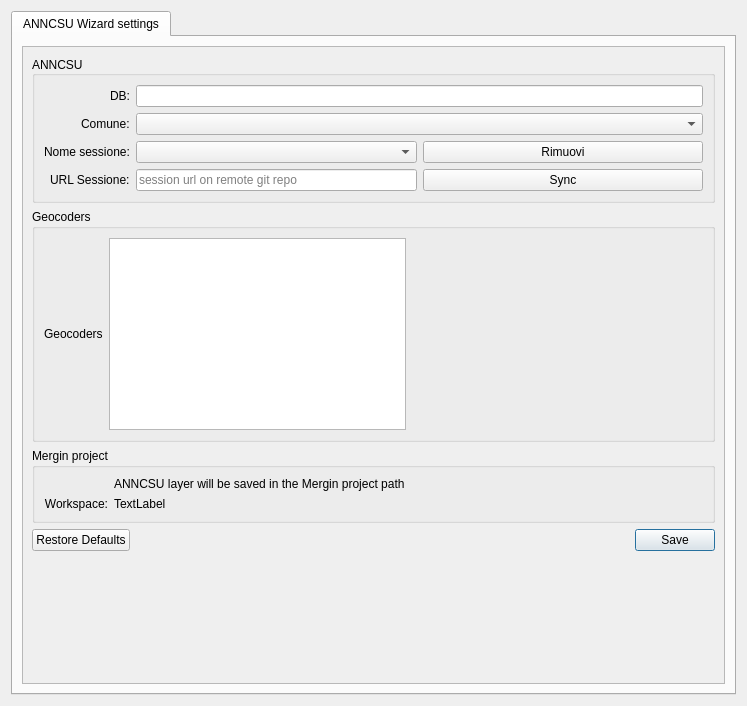
anncsu-open/anncsu-manager, file qgisplugin/anncsu_manager/resources/ui/wizard_settings.ui: the form before one commit.
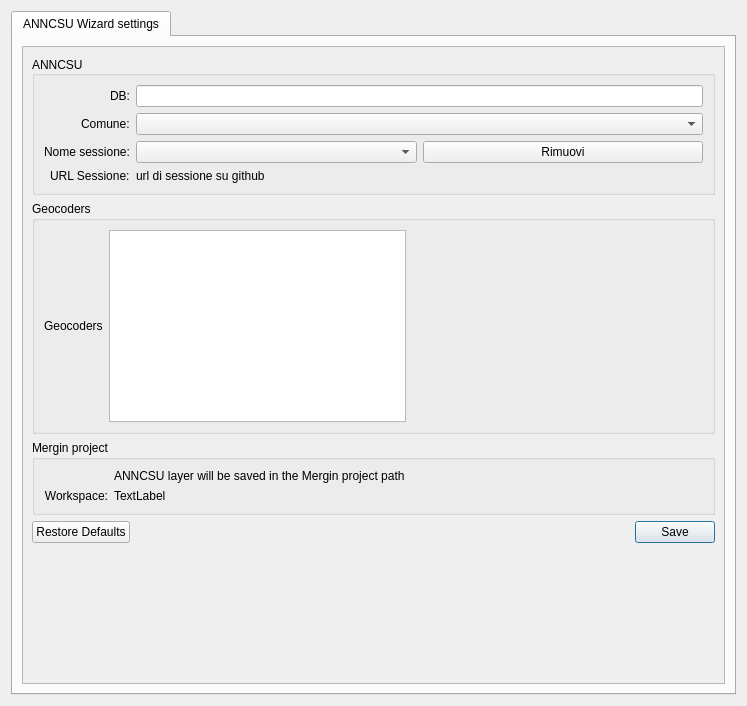
The form after the commit.

Commit message:
Revert "Merge pull request #3 from geobeyond/github-focused"
This reverts commit 143e690197a64f52bd759fd8d1850e41ab229c1b, reversing
changes made to 235e18309124a7c90f7e6684f797030c9160d740.

Patch:
```diff
--- a/qgisplugin/anncsu_manager/resources/ui/wizard_settings.ui
+++ b/qgisplugin/anncsu_manager/resources/ui/wizard_settings.ui
@@ -114,45 +114,22 @@
                 </item>
                </layout>
               </item>
-              <item row="6" column="0">
+              <item row="4" column="0">
                <widget class="QLabel" name="label_5">
                 <property name="text">
                  <string>URL Sessione:</string>
                 </property>
                </widget>
               </item>
-              <item row="6" column="1">
-               <layout class="QHBoxLayout" name="horizontalLayout_2">
-                <item>
-                 <widget class="QLineEdit" name="session_url">
-                  <property name="sizePolicy">
-                   <sizepolicy hsizetype="Preferred" vsizetype="Fixed">
-                    <horstretch>0</horstretch>
-                    <verstretch>0</verstretch>
-                   </sizepolicy>
-                  </property>
-                  <property name="toolTip">
-                   <string>session url on remote git repo</string>
-                  </property>
-                  <property name="readOnly">
-                   <bool>true</bool>
-                  </property>
-                  <property name="placeholderText">
-                   <string>session url on remote git repo</string>
-                  </property>
-                 </widget>
-                </item>
-                <item>
-                 <widget class="QPushButton" name="sync_pb">
-                  <property name="text">
-                   <string>Sync</string>
-                  </property>
-                  <property name="checked">
-                   <bool>false</bool>
-                  </property>
-                 </widget>
-                </item>
-               </layout>
+              <item row="4" column="1">
+               <widget class="QLabel" name="session_url">
+                <property name="text">
+                 <string>url di sessione su github</string>
+                </property>
+                <property name="textInteractionFlags">
+                 <set>Qt::LinksAccessibleByKeyboard|Qt::LinksAccessibleByMouse|Qt::TextBrowserInteraction|Qt::TextSelectableByKeyboard|Qt::TextSelectableByMouse</set>
+                </property>
+               </widget>
               </item>
              </layout>
             </widget>
```
Left out of the diff: 6 changed lines with no effect on the pictures. The commit also changes 27 other files.
